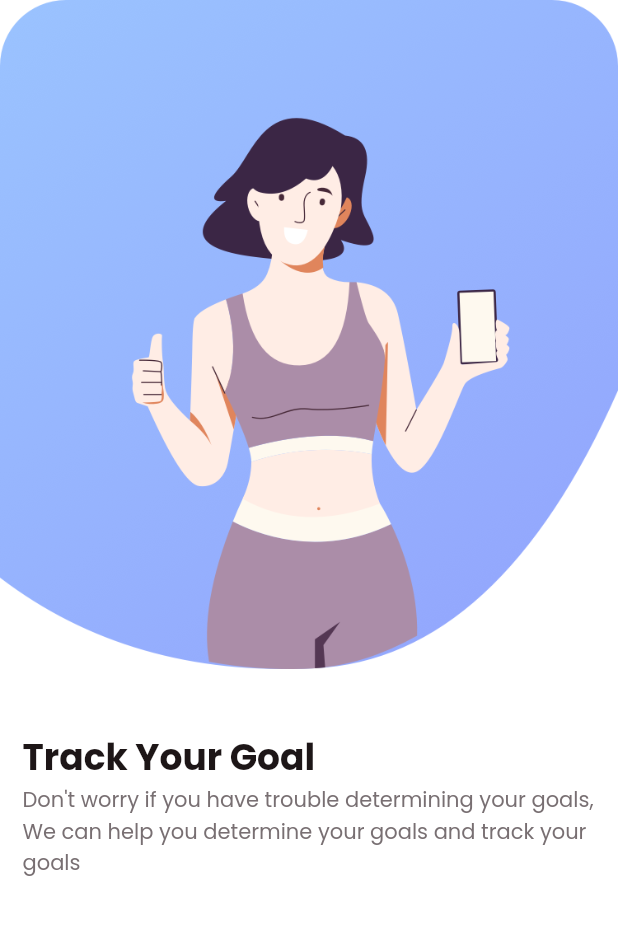
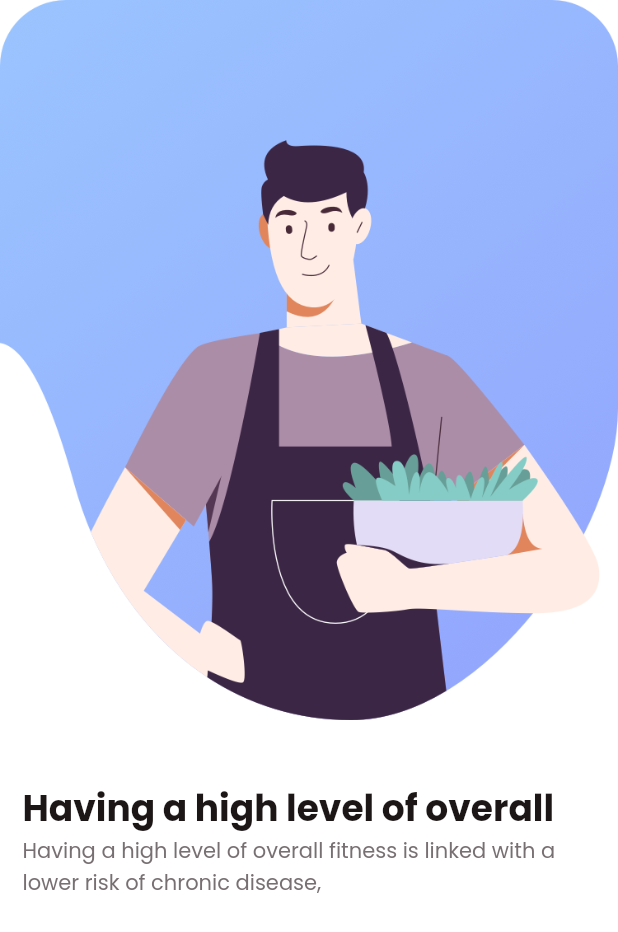
Before and after one commit to mdmanik74/Daily_Exercises_Flutter, a Flutter app: the screen it shows after launch, swiped to page 3, on a phone screen of 412 x 824 dp. Shown: the top 932 px of the screen. Run offline on Flutter 3.47's test engine with Material 2 defaults, Android fonts, the phone set to English and light mode, and no system bars.

Commit message:
onboard desgin

```diff
--- /dev/null
+++ b/lib/common/onboarding_common.dart
@@ -0,0 +1,65 @@
+// ignore_for_file: non_constant_identifier_names
+
+import 'package:daily_exercises/on_boarding/on_boarding_page.dart';
+import 'package:flutter/material.dart';
+
+import '../color_page.dart';
+
+class OnboardCommon extends StatefulWidget {
+  const OnboardCommon({super.key});
+
+  @override
+  State<OnboardCommon> createState() => _OnboardCommonState();
+}
+
+class _OnboardCommonState extends State<OnboardCommon> {
+  final int _currentIndex = 0;
+  final PageController _pageController = PageController();
+
+  List pageList = [
+
+    {
+      "title": "Track Your Goal",
+      "subtitle":
+          "Don't worry if you have trouble determining your goals, We can help you determine your goals and track your goals",
+      "image": "assets/img/on_1.png",
+    },
+    {
+      "title": "Fitness and Exercise",
+      "subtitle": "Health Benefits, How to Get Started, and How to Get Better",
+      "image": "assets/img/on_2.png",
+    },
+    {
+      "title": "Having a high level of overall",
+      "subtitle":
+          "Having a high level of overall fitness is linked with a lower risk of chronic disease,",
+      "image": "assets/img/on_3.png",
+    },
+    {
+      "title": "Simply put",
+      "subtitle":
+          "Our bodies are meant to move, and they tend to function better when we’re more fit.",
+      "image": "assets/img/on_4.png",
+    },
+  ];
+
+  @override
+  Widget build(BuildContext context) {
+
+    return Scaffold(
+      backgroundColor: TColor.white,
+      body: Stack(
+        children: [
+          PageView.builder(
+              controller: _pageController,
+              itemCount: 3,
+              itemBuilder: (BuildContext context, int _currentIndex) {
+                var OnBoardObj =pageList[_currentIndex] as Map? ?? {};
+                return OnboardView(OnBoardObj: OnBoardObj);
+
+              })
+        ],
+      ),
+    );
+  }
+}
--- a/lib/main.dart
+++ b/lib/main.dart
@@ -1,6 +1,7 @@
 import 'package:daily_exercises/color_page.dart';
 import 'package:flutter/material.dart';
 
+import 'common/onboarding_common.dart';
 import 'on_boarding/on_boarding_page.dart';
 void main (){
   runApp(const MyApp());
@@ -16,7 +17,7 @@ class MyApp extends StatelessWidget{
       debugShowCheckedModeBanner: false,
       title: 'Fitness 3 in 1',
       theme: ThemeData(primaryColor: TColor.primaryColor1,fontFamily: 'Poppins'),
-      home: const OnboardView(),
+      home: const OnboardCommon(),
     );
   }
 }
--- a/lib/on_boarding/on_boarding_page.dart
+++ b/lib/on_boarding/on_boarding_page.dart
@@ -1,16 +1,14 @@
+// ignore_for_file: non_constant_identifier_names, must_be_immutable
+
 import 'package:flutter/material.dart';
 
 import '../color_page.dart';
 
-class OnboardView extends StatefulWidget {
-  const OnboardView({super.key});
+class OnboardView extends StatelessWidget {
+  final Map OnBoardObj;
+  OnboardView({super.key, required this.OnBoardObj});
 
-  @override
-  State<OnboardView> createState() => _OnboardViewState();
-}
 
-class _OnboardViewState extends State<OnboardView> {
-  PageController controller = PageController();
 
   @override
   Widget build(BuildContext context) {
@@ -28,7 +26,7 @@ class _OnboardViewState extends State<OnboardView> {
                 crossAxisAlignment: CrossAxisAlignment.start,
                 children: [
                   Image.asset(
-                    "assets/img/on_1.png",
+                    OnBoardObj["image"].toString(),
                     width: media.width,
                     fit: BoxFit.fitWidth,
                   ),
@@ -38,7 +36,7 @@ class _OnboardViewState extends State<OnboardView> {
                   Padding(
                     padding: const EdgeInsets.symmetric(horizontal: 15),
                     child: Text(
-                      'Track Your Goal',
+                      OnBoardObj["title"].toString(),
                       style: TextStyle(
                           fontSize: 24,
                           fontWeight: FontWeight.w700,
@@ -48,7 +46,7 @@ class _OnboardViewState extends State<OnboardView> {
                   Padding(
                     padding: const EdgeInsets.symmetric(horizontal: 15),
                     child: Text(
-                      "Don't worry if you have trouble determining your goals, We can help you determine your goals and track your goals",
+                      OnBoardObj["subtitle"].toString(),
                       style: TextStyle(
                           fontSize: 14,
 
```
